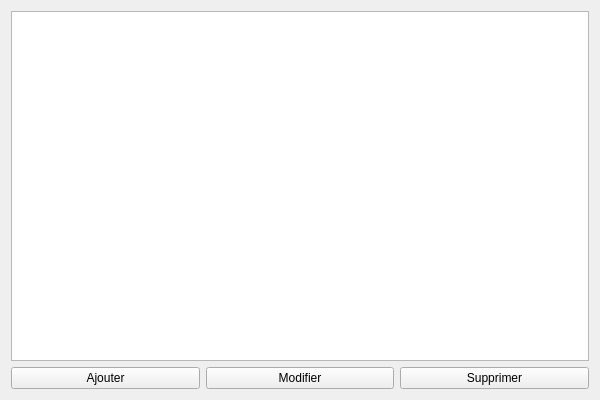
Before: the Qt Designer form client.ui in Toothlss/project-cpp, drawn with Qt 5.
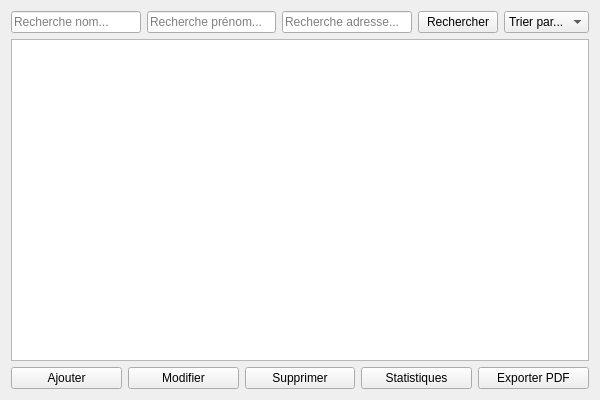
After: the same form once the commit is applied.

```diff
--- a/client.ui
+++ b/client.ui
@@ -14,6 +14,62 @@
    <string>Gestion des Clients</string>
   </property>
     <layout class="QVBoxLayout" name="verticalLayout">
+   <item>
+    <layout class="QHBoxLayout" name="searchSortLayout">
+     <item>
+    <widget class="QLineEdit" name="searchNom">
+     <property name="placeholderText">
+      <string>Recherche nom...</string>
+     </property>
+    </widget>
+     </item>
+     <item>
+    <widget class="QLineEdit" name="searchPrenom">
+     <property name="placeholderText">
+      <string>Recherche prénom...</string>
+     </property>
+    </widget>
+     </item>
+     <item>
+    <widget class="QLineEdit" name="searchAdresse">
+     <property name="placeholderText">
+      <string>Recherche adresse...</string>
+     </property>
+    </widget>
+     </item>
+     <item>
+    <widget class="QPushButton" name="btnSearch">
+     <property name="text">
+      <string>Rechercher</string>
+     </property>
+    </widget>
+     </item>
+     <item>
+    <widget class="QComboBox" name="sortCombo">
+     <item>
+      <property name="text">
+       <string>Trier par...</string>
+      </property>
+     </item>
+     <item>
+      <property name="text">
+       <string>Nom</string>
+      </property>
+     </item>
+     <item>
+      <property name="text">
+       <string>Prénom</string>
+      </property>
+     </item>
+     <item>
+      <property name="text">
+       <string>Adresse</string>
+      </property>
+     </item>
+    </widget>
+     </item>
+    </layout>
+   </item>
      <item>
       <widget class="QTableView" name="tableClients"/>
      </item>
@@ -40,6 +96,20 @@
           </property>
          </widget>
         </item>
+     <item>
+    <widget class="QPushButton" name="btnStats">
+     <property name="text">
+      <string>Statistiques</string>
+     </property>
+    </widget>
+     </item>
+     <item>
+    <widget class="QPushButton" name="btnExportPDF">
+     <property name="text">
+      <string>Exporter PDF</string>
+     </property>
+    </widget>
+     </item>
       </layout>
      </item>
     </layout>
```
Lines whose indentation alone changed are shown as unchanged.
